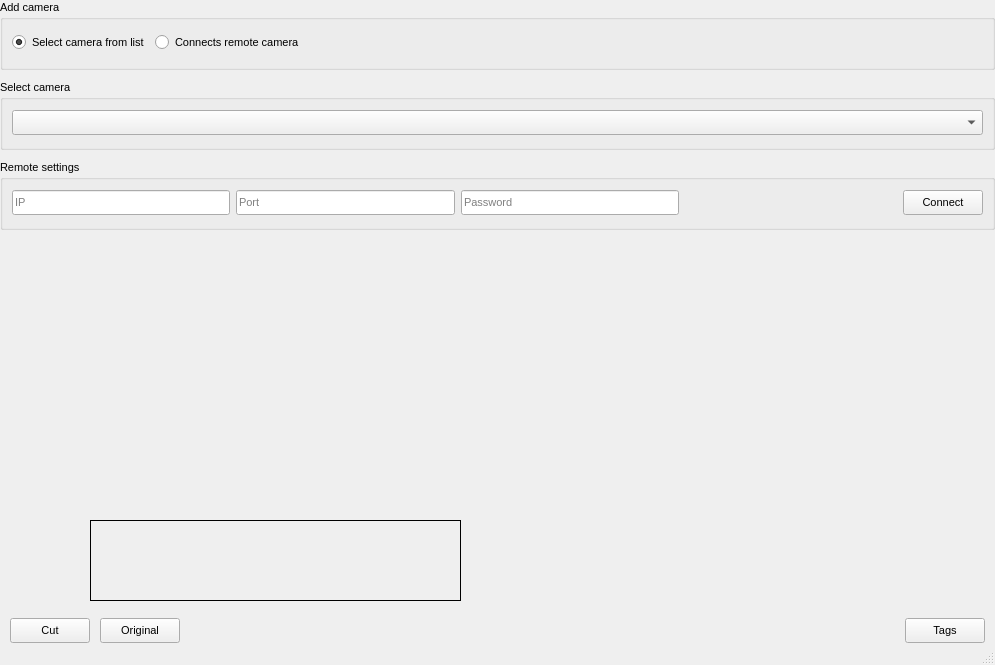
Netmisha/observer, file Observer/selectcamera.ui: the form before one commit.
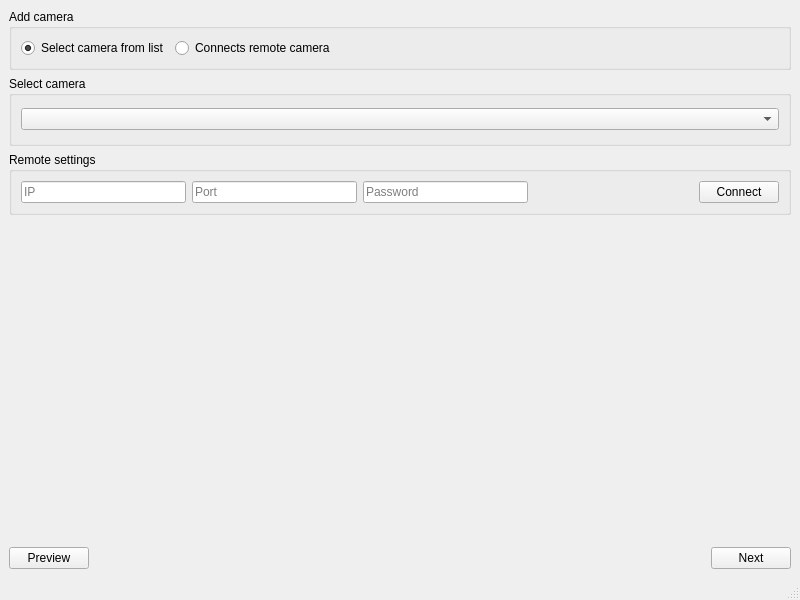
The form after the commit. Custom widgets are drawn as their Qt base class.

What changed in the file:
```diff
--- a/Observer/selectcamera.ui
+++ b/Observer/selectcamera.ui
@@ -6,59 +6,19 @@
    <rect>
     <x>0</x>
     <y>0</y>
-    <width>995</width>
-    <height>665</height>
+    <width>800</width>
+    <height>600</height>
    </rect>
   </property>
-  <property name="sizePolicy">
-   <sizepolicy hsizetype="Fixed" vsizetype="Fixed">
-    <horstretch>0</horstretch>
-    <verstretch>0</verstretch>
-   </sizepolicy>
-  </property>
-  <property name="font">
-   <font>
-    <pointsize>8</pointsize>
-   </font>
-  </property>
   <property name="windowTitle">
    <string>Add camera</string>
   </property>
   <widget class="QWidget" name="centralwidget">
-   <layout class="QVBoxLayout" name="verticalLayout_6">
-    <property name="leftMargin">
-     <number>0</number>
-    </property>
-    <property name="topMargin">
-     <number>0</number>
-    </property>
-    <property name="rightMargin">
-     <number>0</number>
-    </property>
-    <property name="bottomMargin">
-     <number>0</number>
-    </property>
-    <item>
-     <layout class="QVBoxLayout" name="verticalLayout_5" stretch="0,0,0">
-      <property name="spacing">
-       <number>10</number>
-      </property>
-      <item>
        <layout class="QVBoxLayout" name="verticalLayout_4">
         <item>
+     <layout class="QVBoxLayout" name="verticalLayout_3" stretch="0,0,0,5,0">
+      <item>
          <widget class="QGroupBox" name="groupBox">
-          <property name="sizePolicy">
-           <sizepolicy hsizetype="Preferred" vsizetype="Fixed">
-            <horstretch>0</horstretch>
-            <verstretch>0</verstretch>
-           </sizepolicy>
-          </property>
-          <property name="minimumSize">
-           <size>
-            <width>0</width>
-            <height>70</height>
-           </size>
-          </property>
           <property name="maximumSize">
            <size>
             <width>16777215</width>
@@ -70,7 +30,7 @@
           </property>
           <layout class="QVBoxLayout" name="verticalLayout">
            <item>
-            <layout class="QHBoxLayout" name="horizontalLayout_2">
+          <layout class="QHBoxLayout" name="horizontalLayout">
              <item>
               <widget class="QRadioButton" name="select_from_listButton">
                <property name="text">
@@ -108,12 +68,6 @@
         </item>
         <item>
          <widget class="QGroupBox" name="select_cameraBox">
-          <property name="sizePolicy">
-           <sizepolicy hsizetype="Preferred" vsizetype="Fixed">
-            <horstretch>0</horstretch>
-            <verstretch>0</verstretch>
-           </sizepolicy>
-          </property>
           <property name="minimumSize">
            <size>
             <width>0</width>
@@ -129,34 +83,15 @@
           <property name="title">
            <string>Select camera</string>
           </property>
-          <layout class="QVBoxLayout" name="verticalLayout_2">
+        <layout class="QVBoxLayout" name="verticalLayout_5">
            <item>
-            <widget class="QComboBox" name="list_of_cameras_comboBox">
-             <property name="minimumSize">
-              <size>
-               <width>0</width>
-               <height>25</height>
-              </size>
-             </property>
-            </widget>
+          <widget class="QComboBox" name="list_of_cameras_comboBox"/>
            </item>
           </layout>
          </widget>
         </item>
         <item>
          <widget class="QGroupBox" name="remote_settingBox">
-          <property name="sizePolicy">
-           <sizepolicy hsizetype="Preferred" vsizetype="Fixed">
-            <horstretch>0</horstretch>
-            <verstretch>0</verstretch>
-           </sizepolicy>
-          </property>
-          <property name="minimumSize">
-           <size>
-            <width>0</width>
-            <height>70</height>
-           </size>
-          </property>
           <property name="maximumSize">
            <size>
             <width>16777215</width>
@@ -166,17 +101,11 @@
           <property name="title">
            <string>Remote settings</string>
           </property>
-          <layout class="QVBoxLayout" name="verticalLayout_3">
+        <layout class="QVBoxLayout" name="verticalLayout_2">
            <item>
-            <layout class="QHBoxLayout" name="horizontalLayout_3">
+          <layout class="QHBoxLayout" name="horizontalLayout_2">
              <item>
               <widget class="QLineEdit" name="camera_ipEdit">
-               <property name="minimumSize">
-                <size>
-                 <width>0</width>
-                 <height>25</height>
-                </size>
-               </property>
                <property name="placeholderText">
                 <string>IP</string>
                </property>
@@ -184,12 +113,6 @@
              </item>
              <item>
               <widget class="QLineEdit" name="camera_portEdit">
-               <property name="minimumSize">
-                <size>
-                 <width>0</width>
-                 <height>25</height>
-                </size>
-               </property>
                <property name="placeholderText">
                 <string>Port</string>
                </property>
@@ -197,12 +120,6 @@
              </item>
              <item>
               <widget class="QLineEdit" name="camera_passwordEdit">
-               <property name="minimumSize">
-                <size>
-                 <width>0</width>
-                 <height>25</height>
-                </size>
-               </property>
                <property name="echoMode">
                 <enum>QLineEdit::Password</enum>
                </property>
@@ -213,31 +130,19 @@
              </item>
              <item>
               <spacer name="horizontalSpacer">
-               <property name="minimumSize">
-                <size>
-                 <width>0</width>
-                 <height>25</height>
-                </size>
-               </property>
                <property name="orientation">
                 <enum>Qt::Horizontal</enum>
                </property>
                <property name="sizeHint" stdset="0">
                 <size>
                  <width>40</width>
-                 <height>22</height>
+               <height>20</height>
                 </size>
                </property>
               </spacer>
              </item>
              <item>
               <widget class="QPushButton" name="camera_connectButton">
-               <property name="minimumSize">
-                <size>
-                 <width>0</width>
-                 <height>25</height>
-                </size>
-               </property>
                <property name="text">
                 <string>Connect</string>
                </property>
@@ -248,198 +153,13 @@
           </layout>
          </widget>
         </item>
-       </layout>
-      </item>
       <item>
-       <widget class="QWidget" name="widget" native="true">
-        <property name="sizePolicy">
-         <sizepolicy hsizetype="MinimumExpanding" vsizetype="MinimumExpanding">
-          <horstretch>0</horstretch>
-          <verstretch>0</verstretch>
-         </sizepolicy>
-        </property>
-        <widget class="MyQFrame" name="select_area">
-         <property name="geometry">
-          <rect>
-           <x>20</x>
-           <y>10</y>
-           <width>500</width>
-           <height>304</height>
-          </rect>
-         </property>
-         <property name="sizePolicy">
-          <sizepolicy hsizetype="Preferred" vsizetype="Preferred">
-           <horstretch>0</horstretch>
-           <verstretch>0</verstretch>
-          </sizepolicy>
-         </property>
-         <property name="minimumSize">
-          <size>
-           <width>0</width>
-           <height>0</height>
-          </size>
-         </property>
-         <property name="frameShape">
-          <enum>QFrame::NoFrame</enum>
-         </property>
-         <property name="frameShadow">
-          <enum>QFrame::Plain</enum>
-         </property>
-         <property name="lineWidth">
-          <number>0</number>
-         </property>
-         <widget class="MovableFrame" name="frame_point_1">
-          <property name="geometry">
-           <rect>
-            <x>60</x>
-            <y>30</y>
-            <width>10</width>
-            <height>10</height>
-           </rect>
-          </property>
-          <property name="sizePolicy">
-           <sizepolicy hsizetype="Fixed" vsizetype="Fixed">
-            <horstretch>0</horstretch>
-            <verstretch>0</verstretch>
-           </sizepolicy>
-          </property>
-          <property name="cursor">
-           <cursorShape>SizeFDiagCursor</cursorShape>
-          </property>
-          <property name="frameShape">
-           <enum>QFrame::NoFrame</enum>
-          </property>
-          <property name="frameShadow">
-           <enum>QFrame::Raised</enum>
-          </property>
-          <property name="lineWidth">
-           <number>0</number>
-          </property>
-         </widget>
-         <widget class="MovableFrame" name="frame_point_4">
-          <property name="geometry">
-           <rect>
-            <x>160</x>
-            <y>30</y>
-            <width>10</width>
-            <height>10</height>
-           </rect>
-          </property>
-          <property name="sizePolicy">
-           <sizepolicy hsizetype="Fixed" vsizetype="Fixed">
-            <horstretch>0</horstretch>
-            <verstretch>0</verstretch>
-           </sizepolicy>
-          </property>
-          <property name="cursor">
-           <cursorShape>SizeBDiagCursor</cursorShape>
-          </property>
-          <property name="frameShape">
-           <enum>QFrame::NoFrame</enum>
-          </property>
-          <property name="frameShadow">
-           <enum>QFrame::Raised</enum>
-          </property>
-          <property name="lineWidth">
-           <number>0</number>
-          </property>
-         </widget>
-         <widget class="MovableFrame" name="frame_point_2">
-          <property name="geometry">
-           <rect>
-            <x>50</x>
-            <y>120</y>
-            <width>10</width>
-            <height>10</height>
-           </rect>
-          </property>
-          <property name="sizePolicy">
-           <sizepolicy hsizetype="Fixed" vsizetype="Fixed">
-            <horstretch>0</horstretch>
-            <verstretch>0</verstretch>
-           </sizepolicy>
-          </property>
-          <property name="cursor">
-           <cursorShape>SizeBDiagCursor</cursorShape>
-          </property>
-          <property name="frameShape">
-           <enum>QFrame::NoFrame</enum>
-          </property>
-          <property name="frameShadow">
-           <enum>QFrame::Raised</enum>
-          </property>
-          <property name="lineWidth">
-           <number>0</number>
-          </property>
-         </widget>
-         <widget class="MovableFrame" name="frame_point_3">
-          <property name="geometry">
-           <rect>
-            <x>150</x>
-            <y>120</y>
-            <width>10</width>
-            <height>10</height>
-           </rect>
-          </property>
-          <property name="sizePolicy">
-           <sizepolicy hsizetype="Fixed" vsizetype="Fixed">
-            <horstretch>0</horstretch>
-            <verstretch>0</verstretch>
-           </sizepolicy>
-          </property>
-          <property name="cursor">
-           <cursorShape>SizeFDiagCursor</cursorShape>
-          </property>
-          <property name="frameShape">
-           <enum>QFrame::NoFrame</enum>
-          </property>
-          <property name="frameShadow">
-           <enum>QFrame::Raised</enum>
-          </property>
-          <property name="lineWidth">
-           <number>0</number>
-          </property>
-         </widget>
-        </widget>
-        <widget class="QLabel" name="image_scene">
-         <property name="geometry">
-          <rect>
-           <x>90</x>
-           <y>280</y>
-           <width>371</width>
-           <height>81</height>
-          </rect>
-         </property>
-         <property name="frameShape">
-          <enum>QFrame::Box</enum>
-         </property>
-         <property name="lineWidth">
-          <number>1</number>
-         </property>
-         <property name="text">
-          <string/>
-         </property>
-        </widget>
-        <zorder>image_scene</zorder>
-        <zorder>select_area</zorder>
-       </widget>
+       <widget class="CQtOpenCVViewerGl" name="opencv_view" native="true"/>
       </item>
       <item>
-       <layout class="QHBoxLayout" name="horizontalLayout">
-        <property name="leftMargin">
-         <number>10</number>
-        </property>
-        <property name="rightMargin">
-         <number>10</number>
-        </property>
+       <layout class="QHBoxLayout" name="horizontalLayout_3">
         <item>
-         <widget class="QPushButton" name="cutButton">
-          <property name="minimumSize">
-           <size>
-            <width>0</width>
-            <height>25</height>
-           </size>
-          </property>
+         <widget class="QPushButton" name="previewButton">
           <property name="maximumSize">
            <size>
             <width>16777215</width>
@@ -447,32 +167,7 @@
            </size>
           </property>
           <property name="text">
-           <string>Cut</string>
-          </property>
-         </widget>
-        </item>
-        <item>
-         <widget class="QPushButton" name="originalButton">
-          <property name="sizePolicy">
-           <sizepolicy hsizetype="Fixed" vsizetype="Fixed">
-            <horstretch>0</horstretch>
-            <verstretch>0</verstretch>
-           </sizepolicy>
-          </property>
-          <property name="minimumSize">
-           <size>
-            <width>0</width>
-            <height>25</height>
-           </size>
-          </property>
-          <property name="maximumSize">
-           <size>
-            <width>16777215</width>
-            <height>25</height>
-           </size>
-          </property>
-          <property name="text">
-           <string>Original</string>
+           <string>Preview</string>
           </property>
          </widget>
         </item>
@@ -484,19 +179,13 @@
           <property name="sizeHint" stdset="0">
            <size>
             <width>40</width>
-            <height>25</height>
+            <height>20</height>
            </size>
           </property>
          </spacer>
         </item>
         <item>
          <widget class="QPushButton" name="nextButton">
-          <property name="minimumSize">
-           <size>
-            <width>0</width>
-            <height>25</height>
-           </size>
-          </property>
           <property name="maximumSize">
            <size>
             <width>16777215</width>
@@ -504,7 +193,7 @@
            </size>
           </property>
           <property name="text">
-           <string>Tags</string>
+           <string>Next</string>
           </property>
          </widget>
         </item>
@@ -514,26 +203,13 @@
     </item>
    </layout>
   </widget>
-  <widget class="QStatusBar" name="statusbar">
-   <property name="sizePolicy">
-    <sizepolicy hsizetype="Preferred" vsizetype="Fixed">
-     <horstretch>0</horstretch>
-     <verstretch>0</verstretch>
-    </sizepolicy>
-   </property>
-  </widget>
+  <widget class="QStatusBar" name="statusbar"/>
  </widget>
  <customwidgets>
   <customwidget>
-   <class>MovableFrame</class>
-   <extends>QFrame</extends>
-   <header location="global">movableframe.h</header>
-   <container>1</container>
-  </customwidget>
-  <customwidget>
-   <class>MyQFrame</class>
-   <extends>QFrame</extends>
-   <header>myqframe.h</header>
+   <class>CQtOpenCVViewerGl</class>
+   <extends>QWidget</extends>
+   <header>cqtopencvviewergl.h</header>
    <container>1</container>
   </customwidget>
  </customwidgets>
```
Lines whose indentation alone changed are shown as unchanged.
